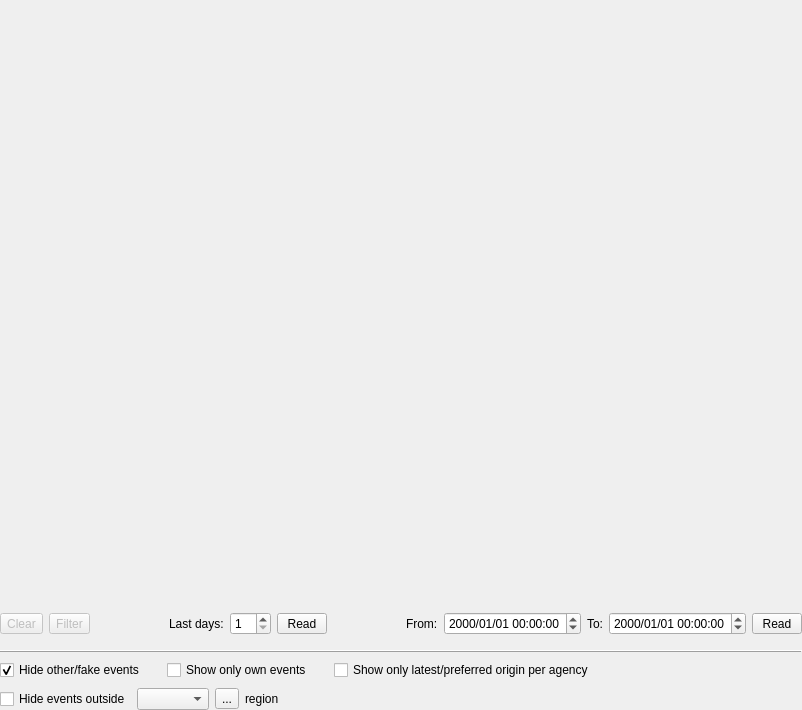
Above: src/gui-qt4/libs/seiscomp3/gui/datamodel/eventlistview.ui from SeisComP3/seiscomp3 before the change. Below: the same form after it.
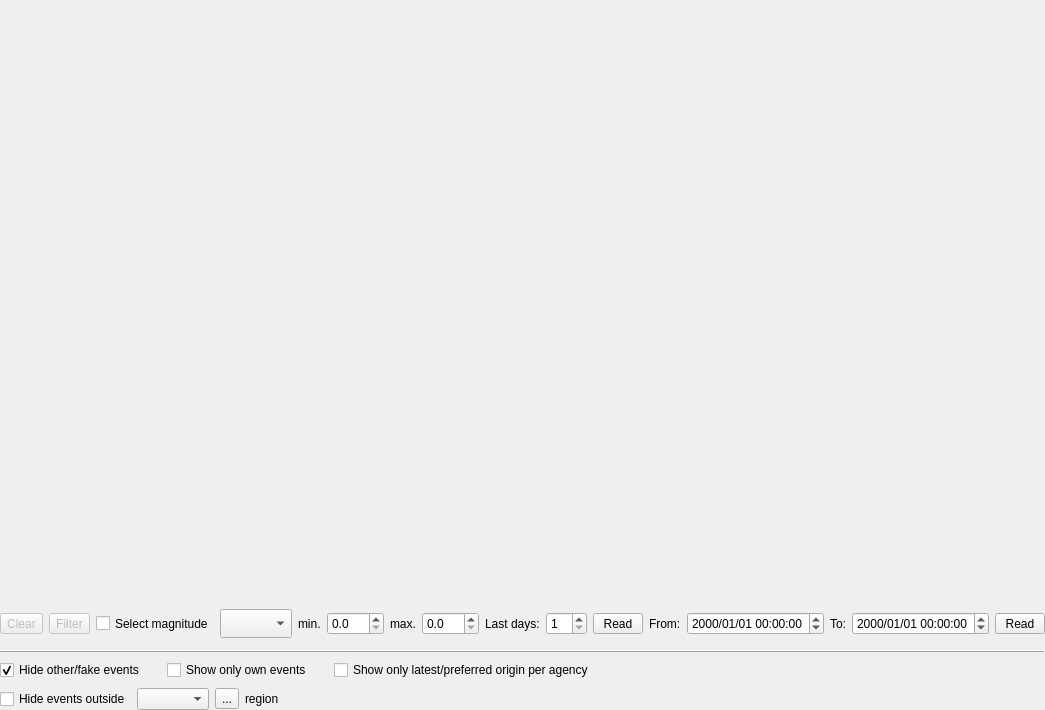
That is the form after the change.

Commit message: [eventlistview] Add an optional magnitude range (min/max;min or max) selection for graphical event list view request (scesv, scolv, ...)

The edit to the form file:
```diff
--- a/src/gui-qt4/libs/seiscomp3/gui/datamodel/eventlistview.ui
+++ b/src/gui-qt4/libs/seiscomp3/gui/datamodel/eventlistview.ui
@@ -102,6 +102,124 @@
           </property>
          </widget>
         </item>
+	<item>
+         <spacer>
+          <property name="orientation" >
+           <enum>Qt::Horizontal</enum>
+          </property>
+          <property name="sizeHint" >
+           <size>
+            <width>32</width>
+            <height>29</height>
+           </size>
+          </property>
+         </spacer>
+        </item>
+	<item>
+	 <widget class="QCheckBox" name="cbFilterMagnitudes" >
+	  <property name="sizePolicy" >
+           <sizepolicy>
+            <hsizetype>8</hsizetype>
+            <vsizetype>5</vsizetype>
+            <horstretch>0</horstretch>
+            <verstretch>0</verstretch>
+           </sizepolicy>
+          </property>
+          <property name="toolTip" >
+           <string>Enable/Disable events selection using the magnitude range min: "min." max: "max:"</string>
+          </property>
+          <property name="text" >
+           <string>Select magnitude</string>
+          </property>
+          <property name="checked" >
+           <bool>false</bool>
+          </property>
+         </widget>
+        </item>
+	<item>
+         <widget class="QComboBox" name="lstMagnitudeMethod" >
+	  <property name="sizePolicy" >
+           <sizepolicy>
+            <hsizetype>4</hsizetype>
+            <vsizetype>5</vsizetype>
+            <horstretch>0</horstretch>
+            <verstretch>0</verstretch>
+           </sizepolicy>
+          </property>
+          <property name="toolTip" >
+           <string>Choose the method for magnitude selection.</string>
+          </property>
+          <property name="sizeAdjustPolicy" >
+           <enum>QComboBox::AdjustToContents</enum>
+          </property>
+	 </widget>
+        </item>
+        <item>
+         <widget class="QLabel" name="minmagLabel" >
+          <property name="sizePolicy" >
+           <sizepolicy>
+            <hsizetype>4</hsizetype>
+            <vsizetype>5</vsizetype>
+            <horstretch>0</horstretch>
+            <verstretch>0</verstretch>
+           </sizepolicy>
+          </property>
+          <property name="text" >
+           <string>min.</string>
+          </property>
+         </widget>
+        </item>
+        <item>
+         <widget class="QDoubleSpinBox" name="minmagBox" >
+          <property name="sizePolicy" >
+           <sizepolicy>
+            <hsizetype>5</hsizetype>
+            <vsizetype>0</vsizetype>
+            <horstretch>0</horstretch>
+            <verstretch>0</verstretch>
+           </sizepolicy>
+          </property>
+          <property name="minimum" >
+           <number>0.0</number>
+          </property>
+	  <property name="decimals" >
+           <number>1</number>
+          </property>
+         </widget>
+        </item>
+	<item>
+         <widget class="QLabel" name="maxmagLabel" >
+          <property name="sizePolicy" >
+           <sizepolicy>
+            <hsizetype>4</hsizetype>
+            <vsizetype>5</vsizetype>
+            <horstretch>0</horstretch>
+            <verstretch>0</verstretch>
+           </sizepolicy>
+          </property>
+          <property name="text" >
+           <string>max.</string>
+          </property>
+         </widget>
+        </item>
+        <item>
+         <widget class="QDoubleSpinBox" name="maxmagBox" >
+          <property name="sizePolicy" >
+           <sizepolicy>
+            <hsizetype>5</hsizetype>
+            <vsizetype>0</vsizetype>
+            <horstretch>0</horstretch>
+            <verstretch>0</verstretch>
+           </sizepolicy>
+          </property>
+	  <property name="minimum" >
+           <number>0.0</number>
+          </property>
+	  <property name="decimals" >
+           <number>1</number>
+          </property>
+         </widget>
+        </item>
         <item>
          <spacer>
           <property name="orientation" >
```
The commit also changes 3 other files.
